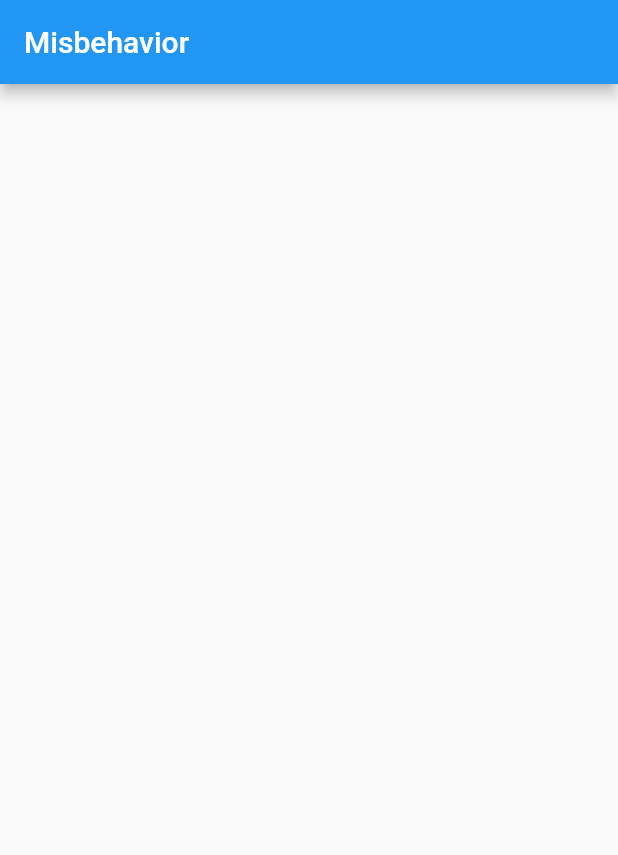
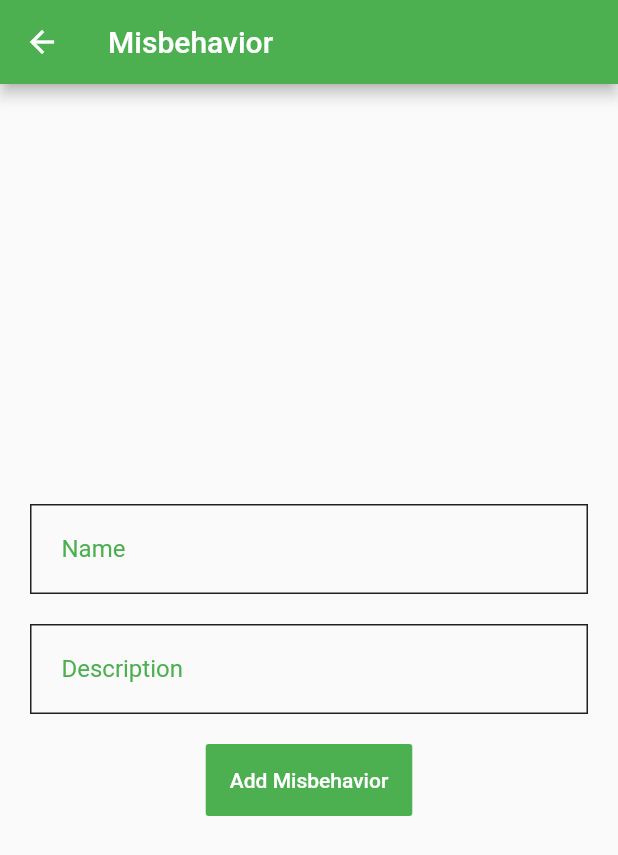
Before and after one commit to DiliniP/Qurantine-App, a Flutter app: the Misbehavior screen opened directly, on a phone screen of 412 x 824 dp. Shown: the top 855 px of the screen. Run offline on Flutter 3.47's test engine with Material 2 defaults, Android fonts, the phone set to English and light mode, and no system bars; our stand-ins replace cloud_firestore, firebase_auth, shared_preferences; accounts and stored records are empty.

Commit message:
except track patients all the task are completed

```diff
--- a/lib/addpatient.dart
+++ b/lib/addpatient.dart
@@ -85,7 +85,7 @@ class _AddPatientState extends State<AddPatient> {
     return Scaffold(
       appBar: AppBar(
         leading: IconButton(
-          icon: Icon(Icons.arrow_back, color: Colors.black),
+          icon: Icon(Icons.arrow_back, color: Colors.white),
           onPressed: () => Navigator.pushReplacement(context, MaterialPageRoute(builder: (context)=> HomePage())),
         ),
         title: Text("Add Patient"),
--- a/lib/managepatient.dart
+++ b/lib/managepatient.dart
@@ -39,7 +39,7 @@ class _ManagePatientState extends State<ManagePatient> {
     return Scaffold(
       appBar: AppBar(
         leading: IconButton(
-          icon: Icon(Icons.arrow_back, color: Colors.black),
+          icon: Icon(Icons.arrow_back, color: Colors.white),
           onPressed: () => Navigator.pushReplacement(
               context, MaterialPageRoute(builder: (context) => HomePage())),
         ),
--- a/lib/misbehavior.dart
+++ b/lib/misbehavior.dart
@@ -1,16 +1,118 @@
+import 'package:cloud_firestore/cloud_firestore.dart';
 import 'package:flutter/material.dart';
+import 'package:quizapp2/views/home.dart';
 class Misbehavior extends StatefulWidget {
   @override
   _MisbehaviorState createState() => _MisbehaviorState();
 }
 
 class _MisbehaviorState extends State<Misbehavior> {
+  TextEditingController nameController = TextEditingController();
+  TextEditingController descriptionController = TextEditingController();
+
+  Map<String,dynamic> misbehaviorToAdd;
+
+  CollectionReference collectionReference = Firestore.instance.collection("misbehavior");
+  addMisbehavior(){
+    misbehaviorToAdd={
+      "name" : nameController.text,
+      "description" : descriptionController.text,
+    };
+
+    collectionReference.add(misbehaviorToAdd).whenComplete(
+            () {print("Patient details has been added");
+        showAlertDialog(context);
+
+        nameController.clear();
+        descriptionController.clear();
+        });
+  }
+  showAlertDialog(BuildContext context) {
+
+    // set up the button
+    Widget okButton = FlatButton(
+      child: Text("OK"),
+      onPressed: () {
+        Navigator.of(context).pop();
+      },
+    );
+
+    // set up the AlertDialog
+    AlertDialog alert = AlertDialog(
+      title: Text("Notification"),
+      content: Text("Patient Misbehavior added"),
+      actions: [
+        okButton,
+      ],
+    );
+
+    // show the dialog
+    showDialog(
+      context: context,
+      builder: (BuildContext context) {
+        return alert;
+      },
+    );
+  }
+
+
+
+  _buildTextField(TextEditingController controller, String labelText) {
+    return Container(
+      padding: EdgeInsets.symmetric(horizontal: 10, vertical: 5),
+      decoration: BoxDecoration(border: Border.all(color: Colors.black87)),
+      child: TextField(
+        controller: controller,
+        style: TextStyle(color: Colors.black87),
+        decoration: InputDecoration(
+            contentPadding: EdgeInsets.symmetric(horizontal: 10),
+            labelText: labelText,
+            labelStyle: TextStyle(color: Colors.green),
+            // prefix: Icon(icon),
+            border: InputBorder.none),
+      ),
+    );
+  }
+
   @override
   Widget build(BuildContext context) {
     return Scaffold(
       appBar: AppBar(
+        leading: IconButton(
+          icon: Icon(Icons.arrow_back, color: Colors.white),
+          onPressed: () => Navigator.pushReplacement(
+              context, MaterialPageRoute(builder: (context) => HomePage())),
+        ),
         title: Text("Misbehavior"),
+        backgroundColor: Colors.green,
       ),
+      body: Container(
+        padding: EdgeInsets.symmetric(horizontal: 20),
+
+        child: Column(
+        mainAxisAlignment: MainAxisAlignment.center,
+          children: [
+            _buildTextField(nameController, "Name"),
+            SizedBox(
+              height: 20,
+            ),
+            _buildTextField(descriptionController, "Description"),
+            SizedBox(
+              height: 20,
+            ),
+
+            FlatButton(
+              onPressed: () {
+addMisbehavior();
+              },
+              padding: const EdgeInsets.all(16.0),
+              child: Text("Add Misbehavior",style: TextStyle(color: Colors.white),),
+              color: Colors.green,
+            )
+          ],
+        ),
+      ),
+
     );
   }
 }
```
Also changed, not shown: lib/allmisbehaviors.dart (added, +74 -0 lines), lib/views/home.dart (+26 -2 lines).
